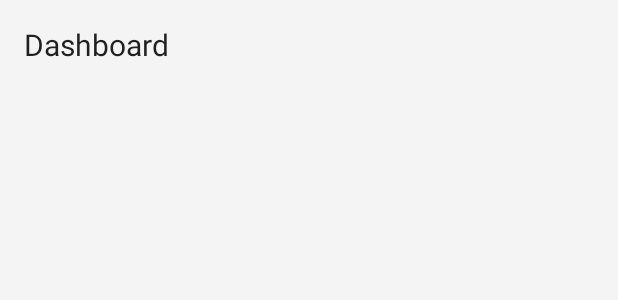
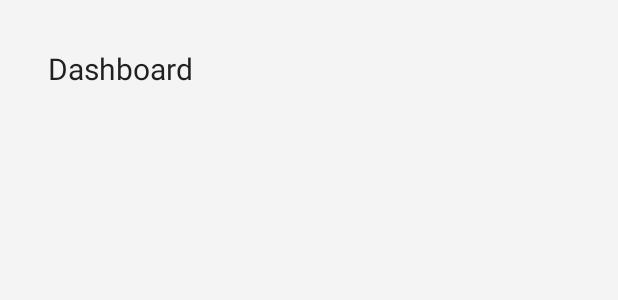
Before and after one commit to HFabi/LocationKT, an Android app: the layout fragment_dashboard.xml on its own in the app's theme, with its tools: preview values and no code run, on a phone screen of 412 x 824 dp. Shown: the top 300 px of the screen. Run offline under Robolectric (Android 15) with nearby library versions, the phone set to English and light mode, and no system bars.

Commit message:
Fix missing constraints in settings and dashboard

```diff
--- a/app/src/main/res/layout/fragment_dashboard.xml
+++ b/app/src/main/res/layout/fragment_dashboard.xml
@@ -1,16 +1,18 @@
 <?xml version="1.0" encoding="utf-8"?>
 <android.support.constraint.ConstraintLayout
         xmlns:android="http://schemas.android.com/apk/res/android"
-        android:layout_width="match_parent"
+        xmlns:app="http://schemas.android.com/apk/res-auto" android:layout_width="match_parent"
         android:layout_height="match_parent"
         android:background="@color/colorBackgroundBright">
 
     <TextView
-        android:layout_width="wrap_content"
-        android:layout_height="wrap_content"
-        android:text="@string/dashboard"
-        android:layout_margin="16dp"
-        android:padding="16dp"
-        style="@style/MyLocation.Text.Title"/>
+            android:layout_width="wrap_content"
+            android:layout_height="wrap_content"
+            android:text="@string/dashboard"
+            android:layout_margin="16dp"
+            android:padding="16dp"
+            style="@style/MyLocation.Text.Title" android:layout_marginTop="8dp"
+            app:layout_constraintTop_toTopOf="parent" app:layout_constraintStart_toStartOf="parent"
+            android:layout_marginStart="8dp"/>
 
 </android.support.constraint.ConstraintLayout>
--- a/app/src/main/res/layout/fragment_settings.xml
+++ b/app/src/main/res/layout/fragment_settings.xml
@@ -12,7 +12,9 @@
             android:text="@string/settings"
             android:layout_margin="16dp"
             android:padding="16dp"
-        style="@style/MyLocation.Text.Title"/>
+            style="@style/MyLocation.Text.Title" android:layout_marginTop="8dp"
+            app:layout_constraintTop_toTopOf="parent" app:layout_constraintStart_toStartOf="parent"
+            android:layout_marginStart="8dp"/>
 
     <TextView
         android:layout_width="wrap_content"
--- a/build.gradle
+++ b/build.gradle
@@ -8,7 +8,7 @@ buildscript {
         jcenter()
     }
     dependencies {
-        classpath 'com.android.tools.build:gradle:3.3.0'
+        classpath 'com.android.tools.build:gradle:3.3.1'
         classpath "org.jetbrains.kotlin:kotlin-gradle-plugin:$kotlin_version"
 
         // NOTE: Do not place your application dependencies here; they belong
```
Lines whose indentation alone changed are shown as unchanged.
